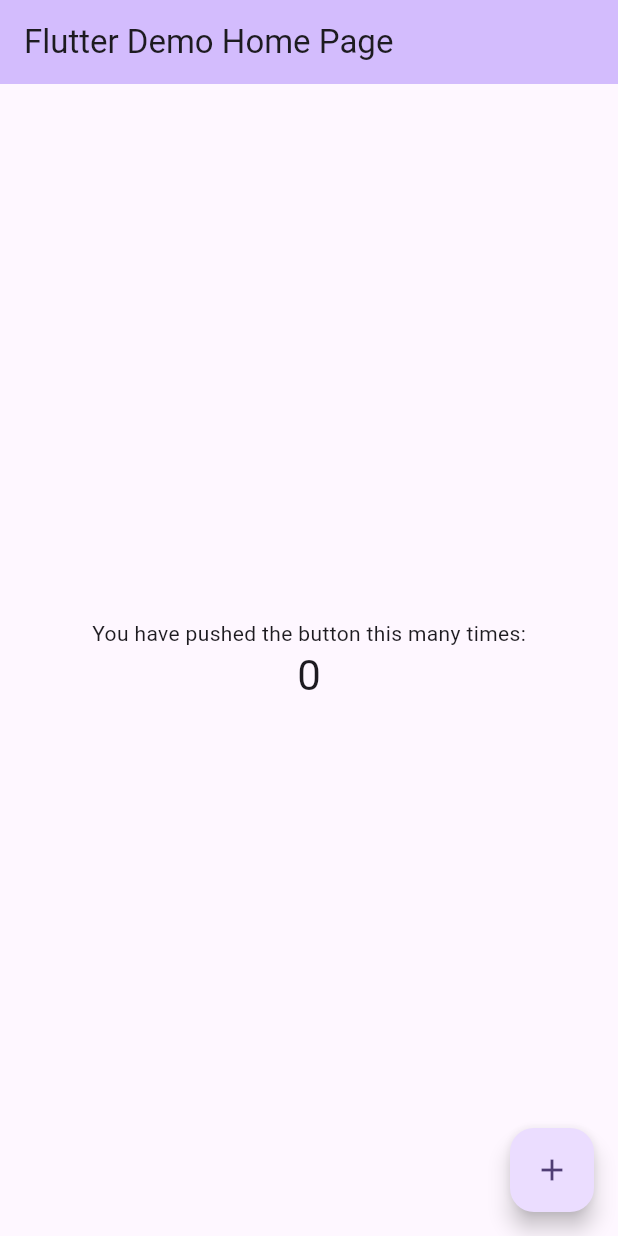
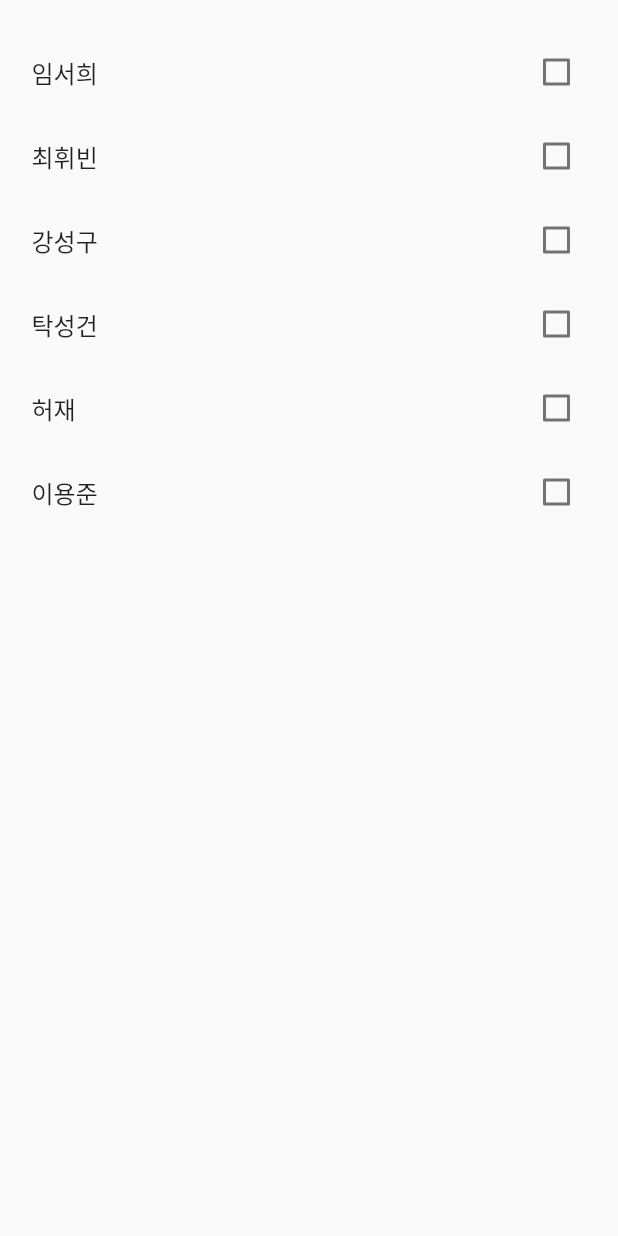
Before and after one commit to seooh99/Moyeolarm, a Flutter app: the screen it shows after launch, on a phone screen of 412 x 824 dp. Run offline on Flutter 3.47's test engine with Material 2 defaults, Android fonts, the phone set to English and light mode, and no system bars.

Commit message:
Feature/component list btn #103 #106 #107 #102
* feat: 버튼, 리스트 컴포넌트

* feat: 서로 나눈 버튼 4개 컴포넌트 만듬

```diff
--- a/moyeolam-fe/lib/main.dart
+++ b/moyeolam-fe/lib/main.dart
@@ -1,125 +1,23 @@
 import 'package:flutter/material.dart';
 
-void main() {
-  runApp(const MyApp());
+import 'package:youngjun/ui/common/const/list_total.dart';
+
+void main(){
+  runApp(
+    _Moyuram(),
+  );
 }
 
-class MyApp extends StatelessWidget {
-  const MyApp({super.key});
+class _Moyuram extends StatelessWidget {
+  const _Moyuram({Key? key}) : super(key: key);
 
-  // This widget is the root of your application.
   @override
   Widget build(BuildContext context) {
     return MaterialApp(
-      title: 'Flutter Demo',
-      theme: ThemeData(
-        // This is the theme of your application.
-        //
-        // TRY THIS: Try running your application with "flutter run". You'll see
-        // the application has a blue toolbar. Then, without quitting the app,
-        // try changing the seedColor in the colorScheme below to Colors.green
-        // and then invoke "hot reload" (save your changes or press the "hot
-        // reload" button in a Flutter-supported IDE, or press "r" if you used
-        // the command line to start the app).
-        //
-        // Notice that the counter didn't reset back to zero; the application
-        // state is not lost during the reload. To reset the state, use hot
-        // restart instead.
-        //
-        // This works for code too, not just values: Most code changes can be
-        // tested with just a hot reload.
-        colorScheme: ColorScheme.fromSeed(seedColor: Colors.deepPurple),
-        useMaterial3: true,
-      ),
-      home: const MyHomePage(title: 'Flutter Demo Home Page'),
+        debugShowCheckedModeBanner: false,
+        home: Scaffold(
+          body: ListTotal(),
+        )
     );
   }
 }
-
-class MyHomePage extends StatefulWidget {
-  const MyHomePage({super.key, required this.title});
-
-  // This widget is the home page of your application. It is stateful, meaning
-  // that it has a State object (defined below) that contains fields that affect
-  // how it looks.
-
-  // This class is the configuration for the state. It holds the values (in this
-  // case the title) provided by the parent (in this case the App widget) and
-  // used by the build method of the State. Fields in a Widget subclass are
-  // always marked "final".
-
-  final String title;
-
-  @override
-  State<MyHomePage> createState() => _MyHomePageState();
-}
-
-class _MyHomePageState extends State<MyHomePage> {
-  int _counter = 0;
-
-  void _incrementCounter() {
-    setState(() {
-      // This call to setState tells the Flutter framework that something has
-      // changed in this State, which causes it to rerun the build method below
-      // so that the display can reflect the updated values. If we changed
-      // _counter without calling setState(), then the build method would not be
-      // called again, and so nothing would appear to happen.
-      _counter++;
-    });
-  }
-
-  @override
-  Widget build(BuildContext context) {
-    // This method is rerun every time setState is called, for instance as done
-    // by the _incrementCounter method above.
-    //
-    // The Flutter framework has been optimized to make rerunning build methods
-    // fast, so that you can just rebuild anything that needs updating rather
-    // than having to individually change instances of widgets.
-    return Scaffold(
-      appBar: AppBar(
-        // TRY THIS: Try changing the color here to a specific color (to
-        // Colors.amber, perhaps?) and trigger a hot reload to see the AppBar
-        // change color while the other colors stay the same.
-        backgroundColor: Theme.of(context).colorScheme.inversePrimary,
-        // Here we take the value from the MyHomePage object that was created by
-        // the App.build method, and use it to set our appbar title.
-        title: Text(widget.title),
-      ),
-      body: Center(
-        // Center is a layout widget. It takes a single child and positions it
-        // in the middle of the parent.
-        child: Column(
-          // Column is also a layout widget. It takes a list of children and
-          // arranges them vertically. By default, it sizes itself to fit its
-          // children horizontally, and tries to be as tall as its parent.
-          //
-          // Column has various properties to control how it sizes itself and
-          // how it positions its children. Here we use mainAxisAlignment to
-          // center the children vertically; the main axis here is the vertical
-          // axis because Columns are vertical (the cross axis would be
-          // horizontal).
-          //
-          // TRY THIS: Invoke "debug painting" (choose the "Toggle Debug Paint"
-          // action in the IDE, or press "p" in the console), to see the
-          // wireframe for each widget.
-          mainAxisAlignment: MainAxisAlignment.center,
-          children: <Widget>[
-            const Text(
-              'You have pushed the button this many times:',
-            ),
-            Text(
-              '$_counter',
-              style: Theme.of(context).textTheme.headlineMedium,
-            ),
-          ],
-        ),
-      ),
-      floatingActionButton: FloatingActionButton(
-        onPressed: _incrementCounter,
-        tooltip: 'Increment',
-        child: const Icon(Icons.add),
-      ), // This trailing comma makes auto-formatting nicer for build methods.
-    );
-  }
-}
--- /dev/null
+++ b/moyeolam-fe/lib/ui/common/const/list_total.dart
@@ -0,0 +1,50 @@
+import 'package:flutter/material.dart';
+
+class ListTotal extends StatefulWidget {
+  const ListTotal({super.key});
+
+  @override
+  State<ListTotal> createState() => _ListTotalState();
+}
+
+class _ListTotalState extends State<ListTotal> {
+
+
+  List<String> name = ['임서희', '최휘빈', '강성구', '탁성건', '허재', '이용준' ];
+  late List<bool> _checked;
+
+
+  @override
+  void initState() {
+    super.initState();
+
+    _checked = List<bool>.filled(name.length, false);
+  }
+
+  @override
+  Widget build(BuildContext context) {
+    return ListView.builder(
+      padding: EdgeInsets.symmetric(horizontal: 5, vertical: 20),
+      itemCount: name.length,
+      itemBuilder: (context,index){
+        return Column(
+              children: <Widget>[
+                CheckboxListTile(
+                    value: _checked[index],
+                    title: Text(name[index]),
+                    onChanged: (bool? val) {
+                      setState(() {
+                        _checked[index] = val!;
+                      });
+                    },
+                  ),
+              ],
+            );
+      },
+
+    );
+
+
+
+  }
+}
```
Also changed, not shown: moyeolam-fe/lib/ui/common/button/btn_calling.dart (+30 -0 lines), moyeolam-fe/lib/ui/common/button/btn_decalling.dart (+30 -0 lines), moyeolam-fe/lib/ui/common/button/btn_video.dart (+31 -0 lines), moyeolam-fe/lib/ui/common/button/btn_voice.dart (+31 -0 lines), moyeolam-fe/lib/ui/common/const/list_detail.dart (added, +45 -0 lines), moyeolam-fe/lib/ui/common/const/text_field.dart (deleted).
